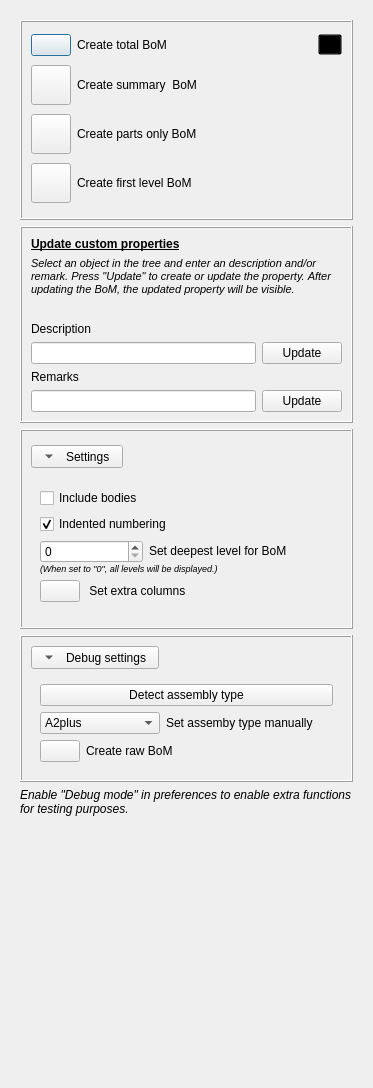
Before: the Qt Designer form Resources/UI/BoM_Panel.ui in APEbbers/BillOfMaterials-WB, drawn with Qt 5.
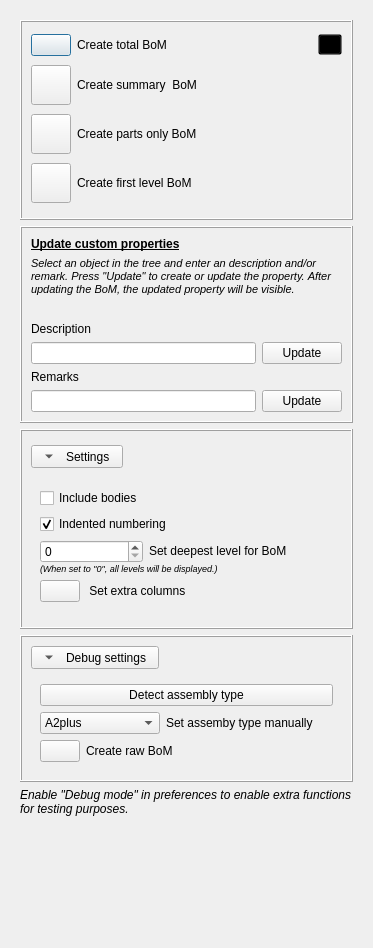
After: the same form once the commit is applied. Icons and pictures are not drawn.

```diff
--- a/Resources/UI/BoM_Panel.ui
+++ b/Resources/UI/BoM_Panel.ui
@@ -7,7 +7,7 @@
     <x>0</x>
     <y>0</y>
     <width>373</width>
-    <height>1088</height>
+    <height>948</height>
    </rect>
   </property>
   <property name="sizePolicy">
@@ -32,7 +32,7 @@
    <bool>true</bool>
   </property>
   <layout class="QGridLayout" name="gridLayout_6">
-   <item row="0" column="0">
+   <item row="0" column="0" alignment="Qt::AlignmentFlag::AlignTop">
     <widget class="QFrame" name="MainFrame">
      <layout class="QVBoxLayout" name="verticalLayout">
       <property name="sizeConstraint">
```
